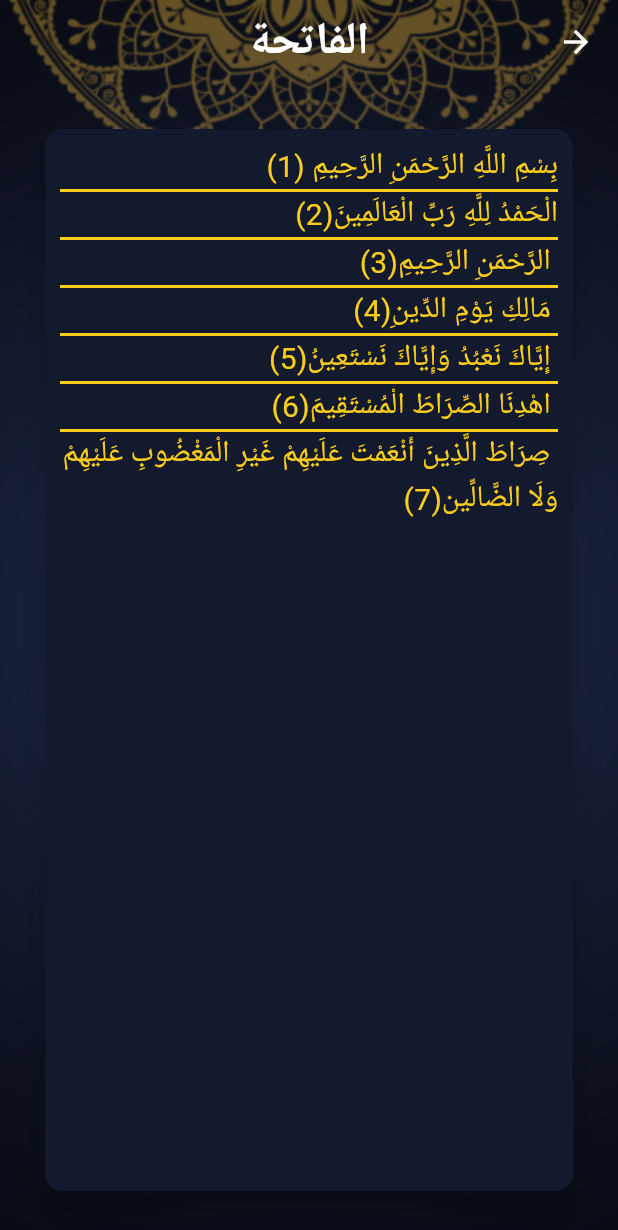
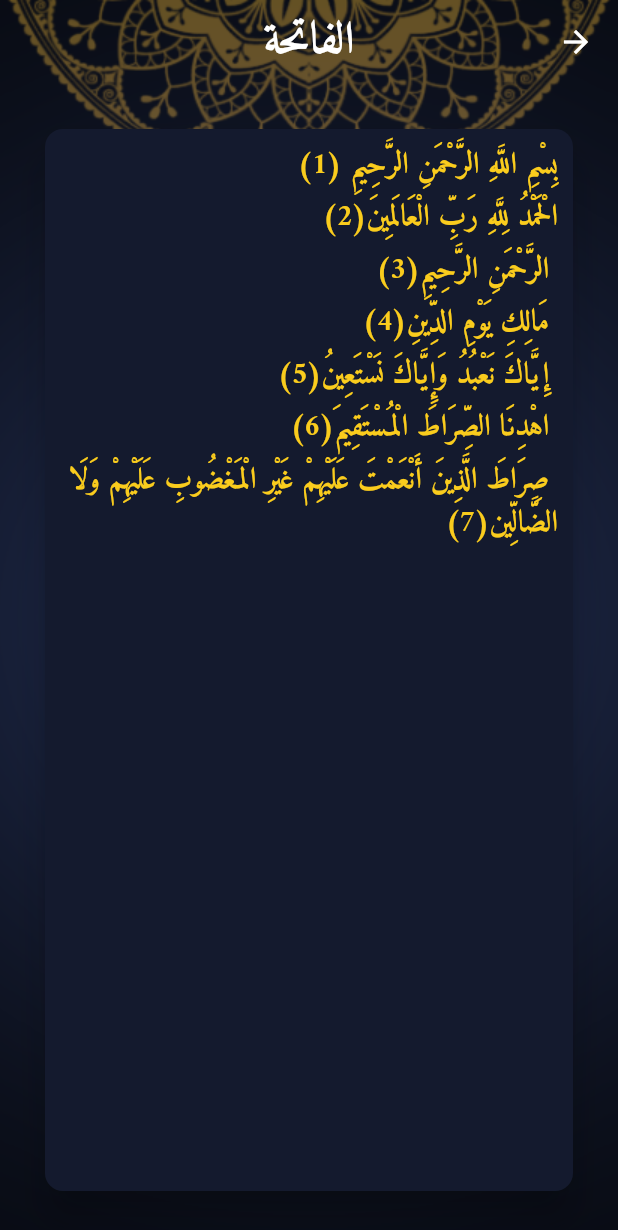
Before and after one commit to NoureenSaad/Islami_App, a Flutter app: the screen it shows after launch, after a tap on "الفاتحة", on a phone screen of 412 x 824 dp. Shown: the top 1230 px of the screen. Run offline on Flutter 3.47's test engine with Material 3 defaults, Android fonts, the phone set to English and light mode, and no system bars; our stand-ins replace shared_preferences; generated files the repository leaves out were written again.

Commit message:
App Icon and Fonts Changed

```diff
--- a/lib/style/app_theme.dart
+++ b/lib/style/app_theme.dart
@@ -28,6 +28,7 @@ class AppTheme{
         backgroundColor: Colors.transparent,
         centerTitle: true,
         titleTextStyle: TextStyle(
+          fontFamily: 'Amiri',
           fontSize: 30,
           fontWeight: FontWeight.bold,
           color: Colors.black,
@@ -39,30 +40,36 @@ class AppTheme{
     ),
     textTheme: TextTheme(
         titleLarge: TextStyle(
+          fontFamily: 'Amiri',
             fontSize: 25,
             fontWeight: FontWeight.w600,
             color: Colors.black,
         ),
         labelMedium: TextStyle(
+          fontFamily: 'Amiri',
           color: Colors.black,
           fontSize: 25,
           fontWeight: FontWeight.w700,
         ),
         bodyMedium: TextStyle(
+            fontFamily: 'Amiri',
             color: Colors.black,
             fontSize: 20,
             fontWeight: FontWeight.w400
         ),
       labelSmall: TextStyle(
+          fontFamily: 'Amiri',
         color: Colors.black,
         fontSize: 16
       ),
       labelLarge: TextStyle(
+          fontFamily: 'Amiri',
         fontWeight: FontWeight.bold,
         fontSize: 20,
         color: lightPrimary
       ),
         titleMedium: TextStyle(
+            fontFamily: 'Amiri',
             color: Colors.white,
             fontSize: 25,
             fontWeight: FontWeight.bold
@@ -100,6 +107,7 @@ class AppTheme{
         backgroundColor: Colors.transparent,
         centerTitle: true,
         titleTextStyle: TextStyle(
+          fontFamily: 'Amiri',
           fontSize: 30,
           fontWeight: FontWeight.bold,
           color: Colors.white,
@@ -111,30 +119,36 @@ class AppTheme{
     ),
     textTheme: TextTheme(
       titleLarge: TextStyle(
+        fontFamily: 'Amiri',
         fontSize: 25,
         fontWeight: FontWeight.w600,
         color: Colors.white,
       ),
       labelMedium: TextStyle(
+        fontFamily: 'Amiri',
         color: Colors.white,
         fontSize: 25,
         fontWeight: FontWeight.w700,
       ),
       bodyMedium: TextStyle(
+        fontFamily: 'Amiri',
         color: darkSecondary,
         fontSize: 20,
         fontWeight: FontWeight.w400
       ),
         labelSmall: TextStyle(
+            fontFamily: 'Amiri',
             color: Colors.white,
             fontSize: 16
         ),
         labelLarge: TextStyle(
+            fontFamily: 'Amiri',
           fontWeight: FontWeight.bold,
           fontSize: 20,
           color: darkSecondary
         ),
       titleMedium: TextStyle(
+          fontFamily: 'Amiri',
         color: Colors.black,
         fontSize: 25,
         fontWeight: FontWeight.bold
--- a/lib/ui/quran_details/quran_details_screen.dart
+++ b/lib/ui/quran_details/quran_details_screen.dart
@@ -45,8 +45,8 @@ class _QuranDetailsScreenState extends State<QuranDetailsScreen> {
                   textDirection: TextDirection.rtl,
                   style: Theme.of(context).textTheme.bodyMedium),
                   separatorBuilder: (context,index)=>Container(
-                    height: 2,
-                    color: Theme.of(context).dividerColor,
+                    height: 6,
+                    color: Colors.transparent,
                   ),
                   itemCount: lines.length),
             ),
```
Also changed, not shown: pubspec.yaml (+13 -0 lines), assets/fonts/Amiri-Bold.ttf (added), assets/images/logo2.png (added), pubspec.lock, 22 other files.
